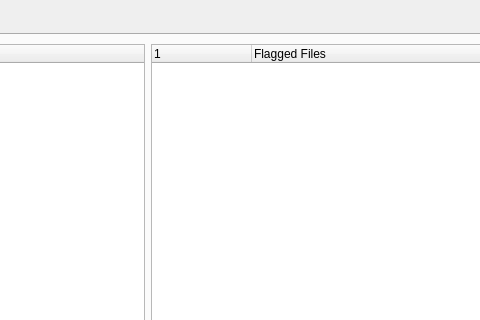
First picture: the form in mainwindow.ui, repository Olafseisler/sensitive-data-deleter, before the edit; both pictures show x 453 to 933 and y 0 to 320 of the 1202 by 555 pixel window.
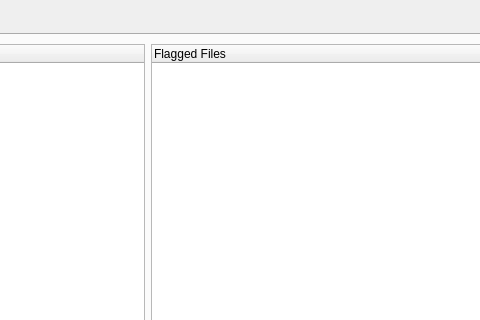
Second picture: the form after the edit. The open tabs and pages were chosen to show the change.

```diff
--- a/mainwindow.ui
+++ b/mainwindow.ui
@@ -229,11 +229,6 @@
                 <height>30</height>
                </size>
               </property>
-              <column>
-               <property name="text">
-                <string>1</string>
-               </property>
-              </column>
               <column>
                <property name="text">
                 <string>Flagged Files</string>
```
Left out of the diff: 4 changed lines with no effect on the pictures.
